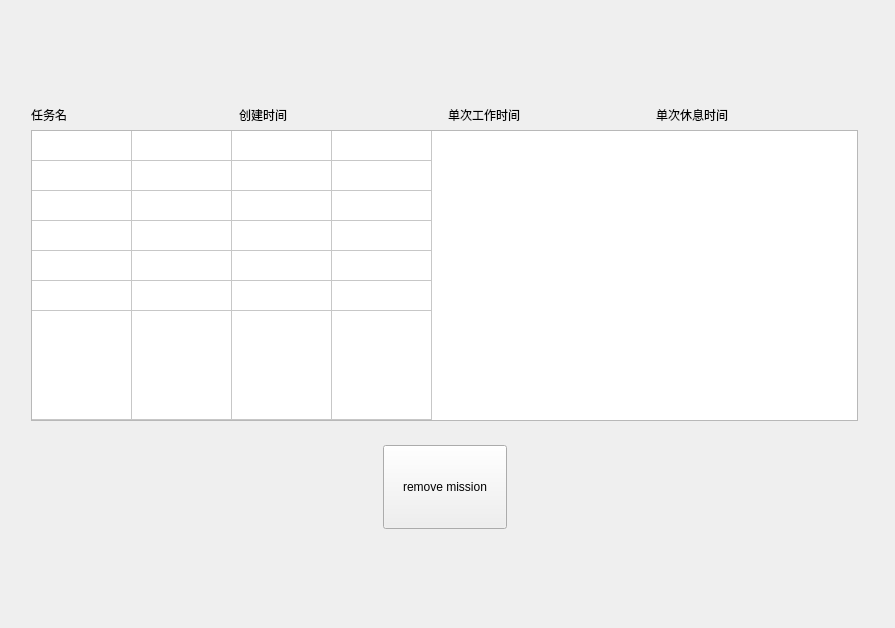
MeoRinLime/TomClock, file TomClock_QtCreator/screenUi/missionlistwindow.ui: the form before one commit.
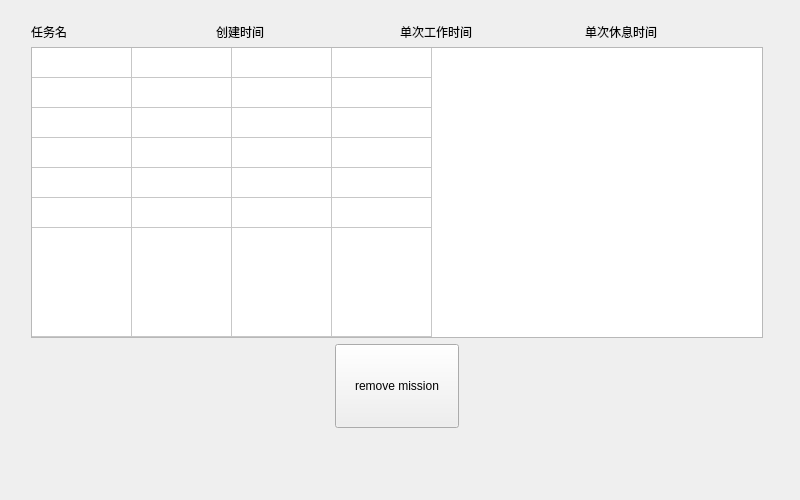
The form after the commit. Icons and pictures are not drawn.

What changed in the file:
```diff
--- a/TomClock_QtCreator/screenUi/missionlistwindow.ui
+++ b/TomClock_QtCreator/screenUi/missionlistwindow.ui
@@ -6,8 +6,8 @@
    <rect>
     <x>0</x>
     <y>0</y>
-    <width>895</width>
-    <height>628</height>
+    <width>800</width>
+    <height>500</height>
    </rect>
   </property>
   <property name="minimumSize">
```
Left out of the diff: 10 changed lines with no effect on the pictures.
